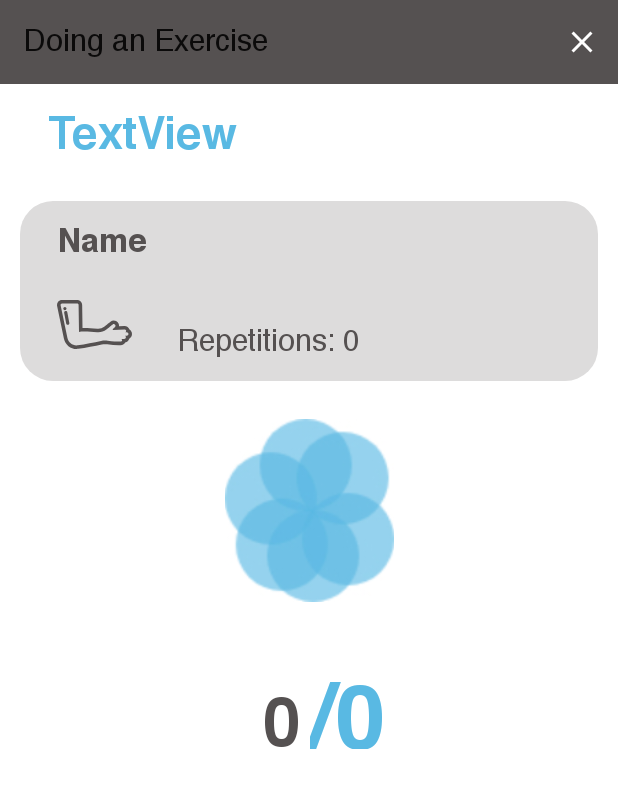
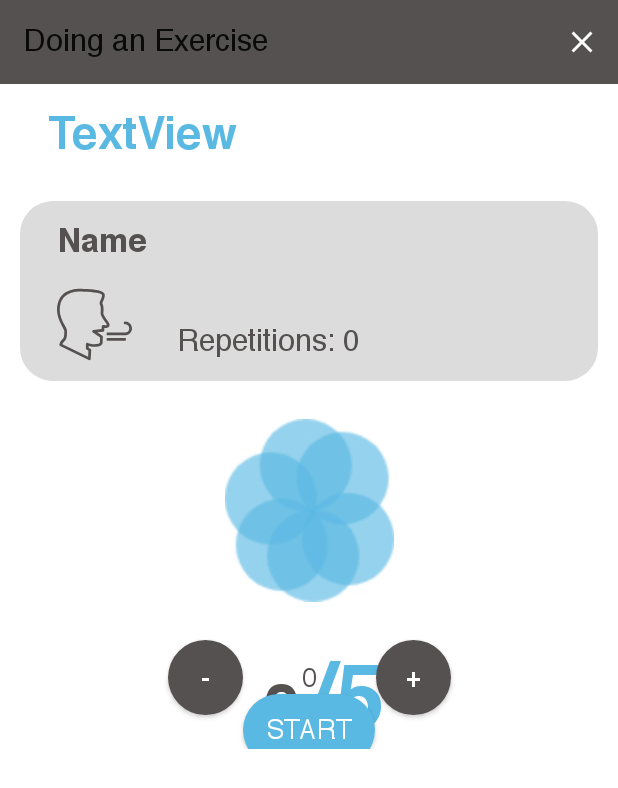
Before and after one commit to afonsoc12/CM_Project, an Android app: the fragment BreathingExerciseFragment placed in its activity, on a phone screen of 412 x 824 dp. Shown: the top 788 px of the screen. Run offline under Robolectric (Android 15) with nearby library versions, the phone set to English and light mode, and no system bars; libraries missing offline, so code that uses them is left out: com.github.florent37.viewanimator; 10 statements that could not run were skipped.

Commit message:
Breathe exercise with buttons

```diff
--- a/physio2go/app/src/main/java/com/cm_project/physio2go/Exercises/ArmExerciseFragment.java
+++ b/physio2go/app/src/main/java/com/cm_project/physio2go/Exercises/ArmExerciseFragment.java
@@ -33,7 +33,7 @@ public class ArmExerciseFragment extends Fragment implements SensorEventListener
     private Button next_btn;
     private TextView finish_tv;
     private TextView doneReps_tv;
-    private int repsDone;
+    private int repsDone = 0;
     private Vibrator v;
     private armExerciseListenner armExerciseListenner;
     private SensorManager sensorManager;
--- a/physio2go/app/src/main/java/com/cm_project/physio2go/Exercises/BreathingExerciseFragment.java
+++ b/physio2go/app/src/main/java/com/cm_project/physio2go/Exercises/BreathingExerciseFragment.java
@@ -27,7 +27,7 @@ public class BreathingExerciseFragment extends Fragment {
     Button next_btn;
     TextView finish_tv;
     TextView doneReps_tv;
-    int repsDone;
+    int repsDone = 0;
     breathingExerciseListenner breathingExerciseListenner;
 
 
@@ -67,21 +67,70 @@ public class BreathingExerciseFragment extends Fragment {
         exerciseName_tv.setText(exercise.getName());
         exerciseSide_tv.setText(String.format(""));
         exerciseReps_tv.setText(String.format("Repetitions: %d", reps));
-        exercise_img.setImageResource(R.drawable.ic_arm);
+        exercise_img.setImageResource(R.drawable.ic_breath);
 
-        TextView totalReps_tv = view.findViewById(R.id.total_reps_tv);
+        TextView totalReps_tv = getView().findViewById(R.id.total_reps_tv);
         totalReps_tv.setText(String.format("/%d", reps));
 
         doneReps_tv = view.findViewById(R.id.reps_done_tv);
         doneReps_tv.setText(Integer.toString(repsDone));
 
+        // Set prescribed number of breathes
+        TextView numBreathes = view.findViewById(R.id.n_breathe);
+        if (exercise != null) {
+            numBreathes.setText("" + reps);
+        } else {
+            numBreathes.setText("0"); // Default is 0
+        }
+
+        Button plusBtn = view.findViewById(R.id.plus_btn);
+        plusBtn.setOnClickListener(new View.OnClickListener() {
+            @Override
+            public void onClick(View v) {
+                TextView nreps = getView().findViewById(R.id.n_breathe);
+                int nBreths = Integer.parseInt(nreps.getText().toString());
+                nBreths++;
+                nreps.setText("" + nBreths);
+            }
+        });
+
+        Button minusBtn = view.findViewById(R.id.minus_btn);
+        minusBtn.setOnClickListener(new View.OnClickListener() {
+            @Override
+            public void onClick(View v) {
+                TextView nreps = getView().findViewById(R.id.n_breathe);
+                int nBreths = Integer.parseInt(nreps.getText().toString());
+                nBreths--;
+                nreps.setText("" + nBreths);
+            }
+        });
+
+        Button startBtn = view.findViewById(R.id.start_btn);
+        startBtn.setOnClickListener(new View.OnClickListener() {
+            @Override
+            public void onClick(View v) {
+                TextView nreps = getView().findViewById(R.id.n_breathe);
+                int nBreths = Integer.parseInt(nreps.getText().toString());
+
+                TextView totalReps_tv = getView().findViewById(R.id.total_reps_tv);
+                totalReps_tv.setText(String.format("/%d", nBreths));
+                exerciseReps_tv.setText(String.format("Repetitions: %d", nBreths));
+
+                if (nBreths > 0) {
+                    breatheRoutineAnimation(nBreths);
+                }
+
+                numBreathes.setVisibility(View.INVISIBLE);
+                plusBtn.setVisibility(View.INVISIBLE);
+                minusBtn.setVisibility(View.INVISIBLE);
+                startBtn.setVisibility(View.INVISIBLE);
+            }
+        });
+
         this.imgView = view.findViewById(R.id.imageView);
+        this.imgView.setVisibility(View.VISIBLE);
+
         startIntroAnimation();
-
-        if (reps > 0) {
-            breatheRoutineAnimation(reps);
-            finishExercie(reps);
-        }
 
         return view;
     }
@@ -108,6 +157,20 @@ public class BreathingExerciseFragment extends Fragment {
                 });
             }
         }, 10100 * nBreath);
+    }
+
+    public void countDoneReps(int nBreath) {
+        final Handler handler = new Handler();
+
+        while (repsDone <= nBreath) {
+            handler.postDelayed(new Runnable() {
+                @Override
+                public void run() {
+                    repsDone++;
+                    doneReps_tv.setText(Integer.toString(repsDone));
+                }
+            }, 10100);
+        }
     }
 
     private void startIntroAnimation() {
--- a/physio2go/app/src/main/java/com/cm_project/physio2go/Exercises/LegExerciseFragment.java
+++ b/physio2go/app/src/main/java/com/cm_project/physio2go/Exercises/LegExerciseFragment.java
@@ -31,7 +31,7 @@ public class LegExerciseFragment extends Fragment implements SensorEventListener
     int reps;
     String body_side;
     Button next_btn;
-    int repsDone;
+    int repsDone = 0;
     TextView finish_tv;
     TextView doneReps_tv;
     Vibrator v;
--- /dev/null
+++ b/physio2go/app/src/main/res/drawable/button_circle.xml
@@ -0,0 +1,9 @@
+<?xml version="1.0" encoding="utf-8"?>
+<shape android:shape="oval" xmlns:android="http://schemas.android.com/apk/res/android">
+
+    <size
+        android:width="50dp"
+        android:height="50dp"/>
+    <solid android:color="@color/gray" />
+
+</shape>
--- a/physio2go/app/src/main/res/layout/fragment_breathe_exercise.xml
+++ b/physio2go/app/src/main/res/layout/fragment_breathe_exercise.xml
@@ -76,6 +76,7 @@
         android:layout_width="143dp"
         android:layout_height="122dp"
         android:layout_marginTop="25dp"
+        android:visibility="gone"
         app:layout_constraintEnd_toEndOf="parent"
         app:layout_constraintStart_toStartOf="parent"
         app:layout_constraintTop_toBottomOf="@+id/constraintLayout"
@@ -85,7 +86,7 @@
         android:id="@+id/reps_done_tv"
         android:layout_width="wrap_content"
         android:layout_height="wrap_content"
-        android:layout_marginTop="43dp"
+        android:layout_marginTop="193dp"
         android:layout_marginEnd="6dp"
         android:fontFamily="@font/helvetica_bold"
         android:text="8"
@@ -95,14 +96,13 @@
         app:layout_constraintEnd_toStartOf="@+id/total_reps_tv"
         app:layout_constraintHorizontal_bias="1.0"
         app:layout_constraintStart_toStartOf="parent"
-        app:layout_constraintTop_toBottomOf="@+id/imageView"
-        app:layout_constraintVertical_bias="0.0" />
+        app:layout_constraintTop_toBottomOf="@+id/constraintLayout" />
 
     <TextView
         android:id="@+id/total_reps_tv"
         android:layout_width="wrap_content"
         android:layout_height="wrap_content"
-        android:layout_marginTop="28dp"
+        android:layout_marginTop="176dp"
         android:fontFamily="@font/helvetica_bold"
         android:text="/5"
         android:textColor="@color/blue"
@@ -111,7 +111,59 @@
         app:layout_constraintEnd_toEndOf="parent"
         app:layout_constraintHorizontal_bias="0.57"
         app:layout_constraintStart_toStartOf="parent"
-        app:layout_constraintTop_toBottomOf="@+id/imageView"
-        app:layout_constraintVertical_bias="0.0" />
+        app:layout_constraintTop_toBottomOf="@+id/constraintLayout" />
+
+
+    <Button
+        android:id="@+id/start_btn"
+        android:layout_width="wrap_content"
+        android:layout_height="wrap_content"
+        android:fontFamily="@font/helvetica"
+        android:text="Start"
+        android:background="@drawable/button"
+        android:textColor="@color/white"
+        app:layout_constraintBottom_toBottomOf="parent"
+        app:layout_constraintEnd_toEndOf="parent"
+        app:layout_constraintStart_toStartOf="parent"
+        app:layout_constraintTop_toBottomOf="@+id/n_breathe"
+        app:layout_constraintVertical_bias="0.26999998" />
+
+    <Button
+        android:id="@+id/plus_btn"
+        android:layout_width="50dp"
+        android:layout_height="50dp"
+        android:fontFamily="@font/helvetica_bold"
+        android:text="+"
+        android:background="@drawable/button_circle"
+        android:textColor="@color/white"
+        app:layout_constraintBaseline_toBaselineOf="@+id/n_breathe"
+        app:layout_constraintEnd_toEndOf="parent"
+        app:layout_constraintHorizontal_bias="0.26"
+        app:layout_constraintStart_toEndOf="@+id/n_breathe" />
+
+    <Button
+        android:id="@+id/minus_btn"
+        android:layout_width="50dp"
+        android:layout_height="50dp"
+        android:fontFamily="@font/helvetica_bold"
+        android:text="-"
+        android:background="@drawable/button_circle"
+        android:textColor="@color/white"
+        app:layout_constraintBaseline_toBaselineOf="@+id/n_breathe"
+        app:layout_constraintEnd_toStartOf="@+id/n_breathe"
+        app:layout_constraintHorizontal_bias="0.74"
+        app:layout_constraintStart_toStartOf="parent" />
+
+    <TextView
+        android:id="@+id/n_breathe"
+        android:layout_width="wrap_content"
+        android:layout_height="wrap_content"
+        android:layout_marginTop="36dp"
+        android:fontFamily="@font/helvetica"
+        android:text="0"
+        android:textColor="@color/gray"
+        app:layout_constraintEnd_toEndOf="parent"
+        app:layout_constraintStart_toStartOf="parent"
+        app:layout_constraintTop_toBottomOf="@+id/imageView" />
 
 </androidx.constraintlayout.widget.ConstraintLayout>
```
